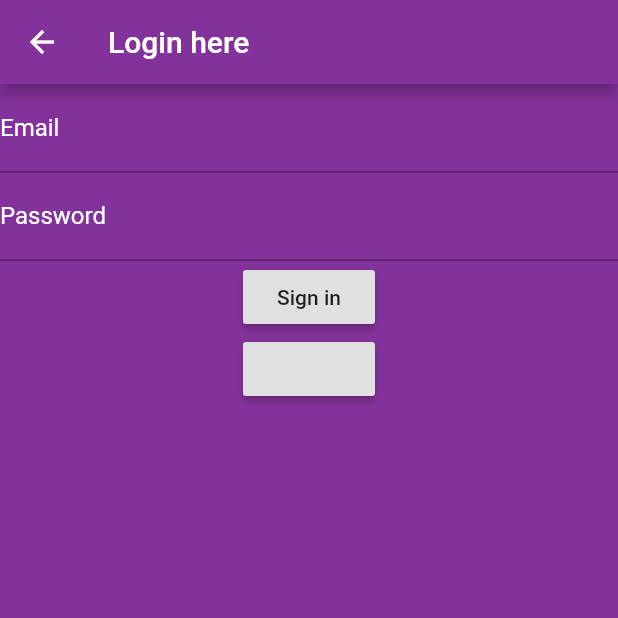
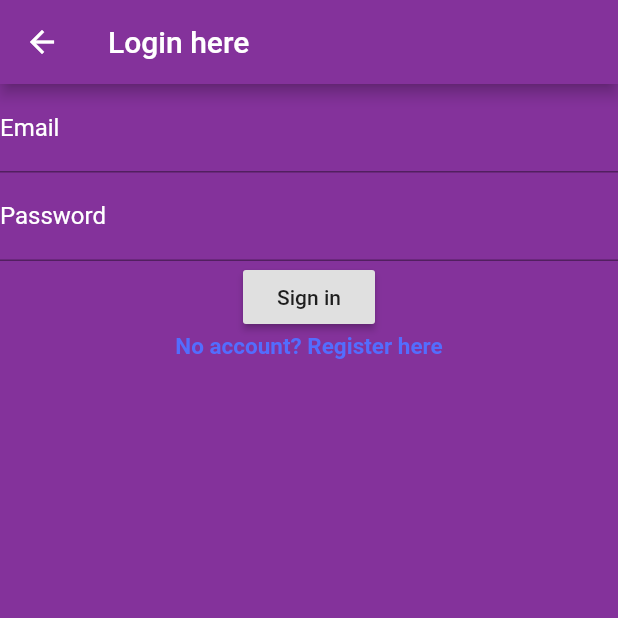
Before and after one commit to kodNar/pvt_application, a Flutter app: the screen it shows after launch, after a tap on "Sign in", on a phone screen of 412 x 824 dp, the top half of it. Run offline on Flutter 3.47's test engine with Material 2 defaults, Android fonts, the phone set to English and light mode, and no system bars; our stand-ins replace dio, firebase_auth, google_maps_flutter; accounts and stored records are empty; Roboto replaces fonts that are missing (Stockholm).

Commit message:
Firebase progress

```diff
--- a/lib/Login.dart
+++ b/lib/Login.dart
@@ -70,10 +70,17 @@ class _LoginPageState extends State<LoginPage> {
                 onPressed: signIn,
                 child: Text('Sign in'),
               ),
-              RaisedButton(
-                onPressed: (){
-                  Navigator.push(context,MaterialPageRoute(builder:(context) => Register()));
+              GestureDetector(
+                onTap: (){
+                  Navigator.push(context,MaterialPageRoute(builder:(context) => Register() ));
                 },
+                child: Text('No account? Register here',
+                    style: TextStyle(
+                      fontSize: 15,
+                      fontWeight: FontWeight.bold,
+                      color: Colors.indigoAccent,
+                    ),
+                ),
               ),
             ],
           ),
--- a/lib/Register.dart
+++ b/lib/Register.dart
@@ -12,7 +12,8 @@ class _RegisterState extends State<Register>{
   Widget build(BuildContext context) {
     // TODO: implement build
     return Scaffold(
-      appBar: AppBar(title: Text("blyat"))
+        backgroundColor: Color.fromARGB(255, 132, 50, 155),
+        appBar: AppBar(title: Text("blyat"))
     );
   }
 
```
